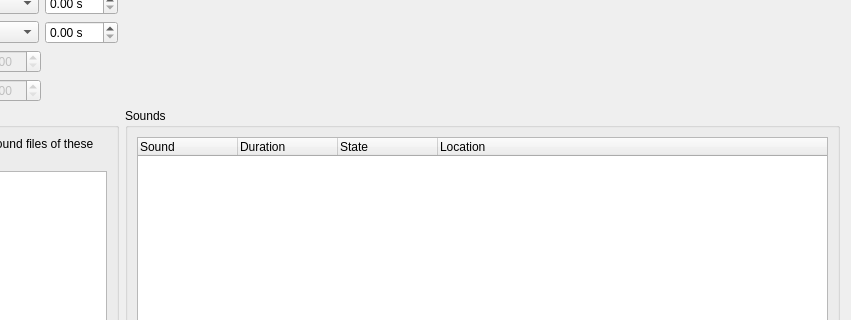
dascritch/machincast, file src/machincast/interface/ui/bank_card.ui: the form before one commit; both pictures show x 249 to 1100 and y 183 to 503 of the 1100 by 700 pixel window.
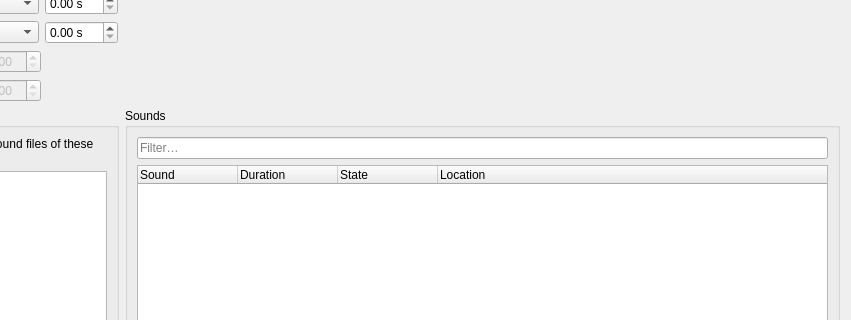
The form after the commit.

The edit to the form file:
```diff
--- a/src/machincast/interface/ui/bank_card.ui
+++ b/src/machincast/interface/ui/bank_card.ui
@@ -300,6 +300,19 @@
         <string>Sounds</string>
        </property>
        <layout class="QVBoxLayout" name="sound_layout">
+        <item>
+         <widget class="QLineEdit" name="sound_filter">
+          <property name="toolTip">
+           <string>The sounds of which a column contains this text, whatever the case and the accents</string>
+          </property>
+          <property name="placeholderText">
+           <string>Filter…</string>
+          </property>
+          <property name="clearButtonEnabled">
+           <bool>true</bool>
+          </property>
+         </widget>
+        </item>
         <item>
          <widget class="QTreeWidget" name="sounds">
           <property name="alternatingRowColors">
```
